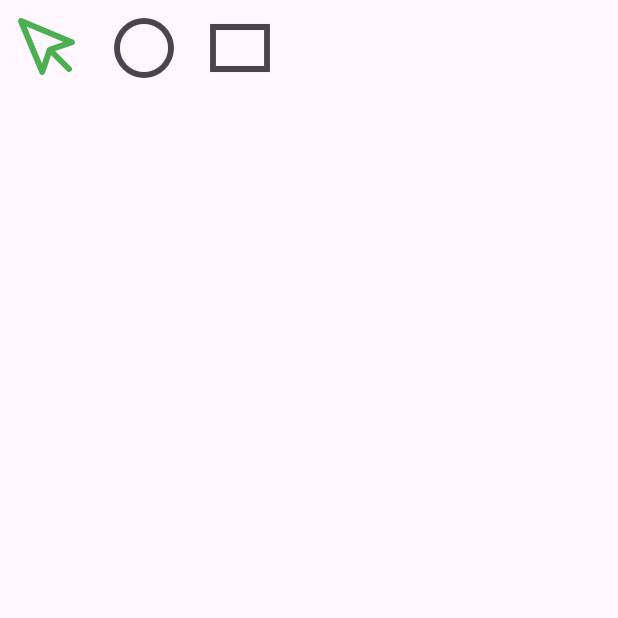
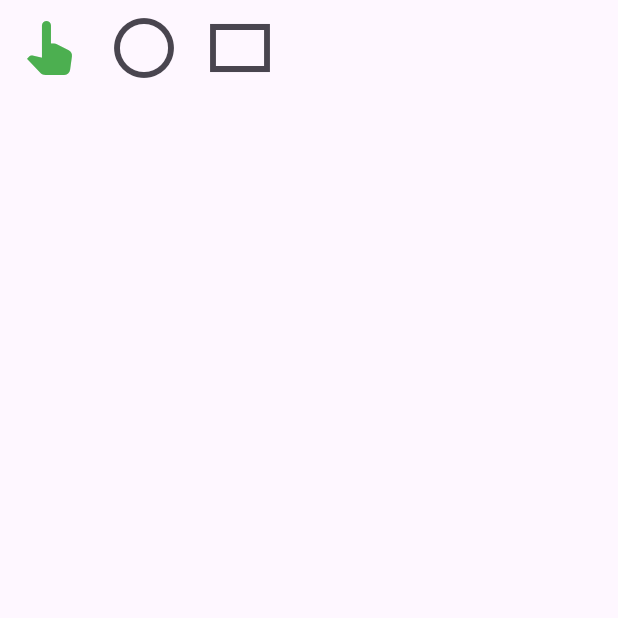
Before and after one commit to dshukertjr/examples, a Flutter app: the screen it shows after launch, on a phone screen of 412 x 824 dp, the top half of it. Run offline on Flutter 3.47's test engine with Material 3 defaults, Android fonts, the light colour scheme and no system bars; our stand-ins replace supabase_flutter; accounts and stored records are empty.

Commit message:
Remove excess line

```diff
--- a/design/lib/canvas/canvas_page.dart
+++ b/design/lib/canvas/canvas_page.dart
@@ -4,7 +4,6 @@ import 'package:design/canvas/canvas_object.dart';
 import 'package:design/canvas/canvas_painter.dart';
 import 'package:design/main.dart';
 import 'package:design/utils/constants.dart';
-import 'package:feather_icons/feather_icons.dart';
 import 'package:flutter/material.dart';
 import 'package:supabase_flutter/supabase_flutter.dart';
 import 'package:uuid/uuid.dart';
@@ -248,7 +247,7 @@ class _CanvasPageState extends State<CanvasPage> {
                         _currentMode = _DrawMode.pointer;
                       });
                     },
-                    icon: const Icon(FeatherIcons.mousePointer),
+                    icon: const Icon(Icons.pan_tool_alt),
                     color:
                         _currentMode == _DrawMode.pointer ? Colors.green : null,
                   ),
--- a/design/lib/main.dart
+++ b/design/lib/main.dart
@@ -1,4 +1,3 @@
-// ignore_for_file: public_member_api_docs, sort_constructors_first
 import 'package:design/canvas/canvas_page.dart';
 import 'package:flutter/material.dart';
 import 'package:supabase_flutter/supabase_flutter.dart';
--- a/design/pubspec.yaml
+++ b/design/pubspec.yaml
@@ -12,8 +12,7 @@ dependencies:
   flutter:
     sdk: flutter
 
-  supabase_flutter: ^2.0.0
-  feather_icons: ^1.2.0
+  supabase_flutter: ^2.3.0
   uuid: ^4.3.3
 
 dev_dependencies:
```
Also changed, not shown: design/pubspec.lock.
